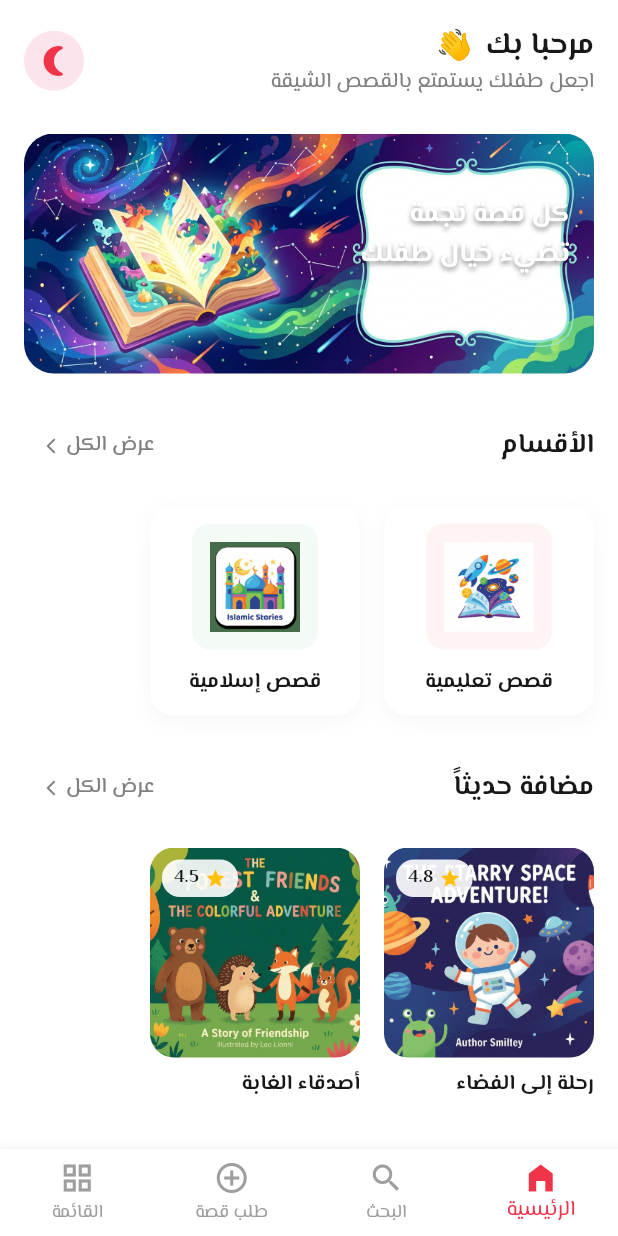
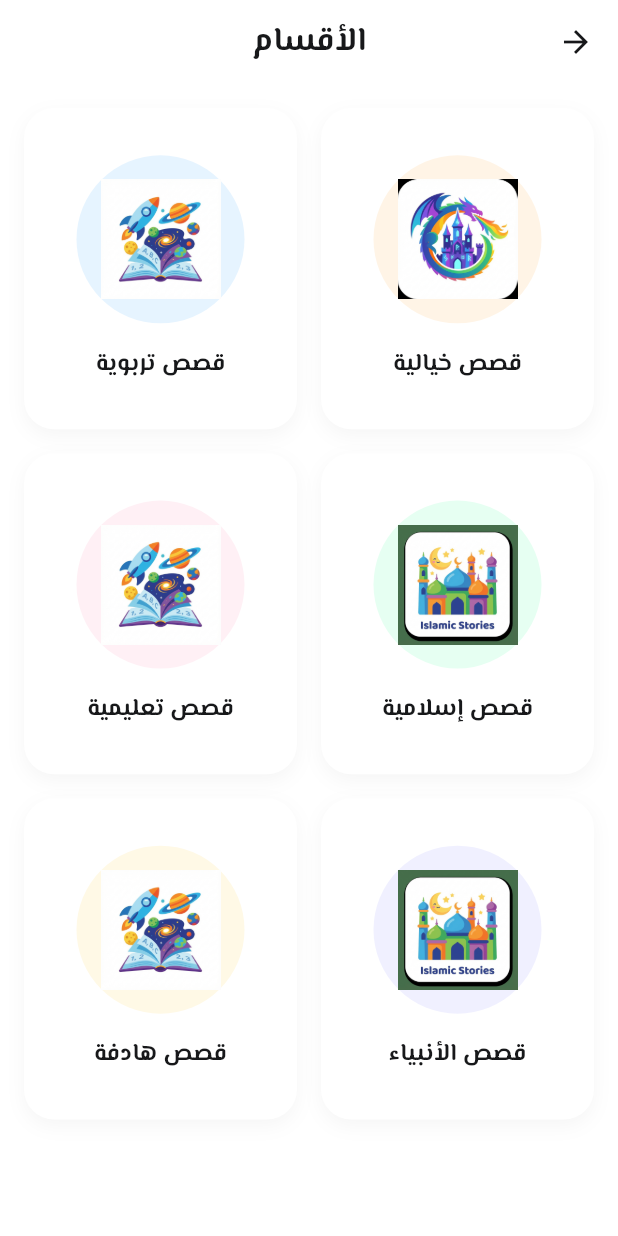
Before and after one commit to Modather22222/stars_stories, a Flutter app: the HomeScreen screen opened by its route, after a tap on "عرض الكل", on a phone screen of 412 x 824 dp. Run offline on Flutter 3.47's test engine with Material 3 defaults, Android fonts, the phone set to English and light mode, and no system bars; our stand-ins replace go_router, google_fonts, shared_preferences, smooth_page_indicator; accounts and stored records are empty.

Commit message:
Add Categories and Stories List Screens
- Implemented CategoriesScreen with a grid layout for different story categories.
- Added StoriesListScreen featuring a search bar and a grid of story cards with ratings.
- Utilized AppAssets for images and AppTheme for consistent styling across screens.

```diff
--- a/lib/src/core/constants/app_assets.dart
+++ b/lib/src/core/constants/app_assets.dart
@@ -8,4 +8,9 @@ class AppAssets {
   static const String catIslamic = 'assets/images/cat_islamic.png';
   static const String storyThumb1 = 'assets/images/story_thumb_1.png';
   static const String storyThumb2 = 'assets/images/story_thumb_2.png';
+  static const String catFantasy = 'assets/images/cat_fantasy.png';
+  static const String catPurposeful = 'assets/images/cat_purposeful.png';
+  static const String catProphets = 'assets/images/cat_prophets.png';
+  static const String storyAladdin = 'assets/images/story_aladdin.png';
+  static const String storyMaryam = 'assets/images/story_maryam.png';
 }
--- a/lib/src/core/router/app_router.dart
+++ b/lib/src/core/router/app_router.dart
@@ -2,6 +2,8 @@ import 'package:go_router/go_router.dart';
 import '../../features/splash/splash_screen.dart';
 import '../../features/onboarding/onboarding_screen.dart';
 import '../../features/home/home_screen.dart';
+import '../../features/home/categories_screen.dart';
+import '../../features/home/stories_list_screen.dart';
 
 final appRouter = GoRouter(
   initialLocation: '/',
@@ -18,5 +20,16 @@ final appRouter = GoRouter(
       path: '/home',
       builder: (context, state) => const HomeScreen(),
     ),
+    GoRoute(
+      path: '/categories',
+      builder: (context, state) => const CategoriesScreen(),
+    ),
+    GoRoute(
+      path: '/stories-list',
+      builder: (context, state) {
+        final title = state.extra as String? ?? 'قائمة القصص';
+        return StoriesListScreen(title: title);
+      },
+    ),
   ],
 );
--- /dev/null
+++ b/lib/src/features/home/categories_screen.dart
@@ -0,0 +1,84 @@
+import 'package:flutter/material.dart';
+
+import '../../core/constants/app_assets.dart';
+import '../../core/theme/app_theme.dart';
+
+class CategoriesScreen extends StatelessWidget {
+  const CategoriesScreen({super.key});
+
+  @override
+  Widget build(BuildContext context) {
+    return Scaffold(
+      appBar: AppBar(
+        title: const Text(
+          'الأقسام',
+          style: TextStyle(fontWeight: FontWeight.bold),
+        ),
+        centerTitle: true,
+        backgroundColor: Colors.transparent,
+        elevation: 0,
+        foregroundColor: AppTheme.darkText,
+      ),
+      body: Padding(
+        padding: const EdgeInsets.all(16.0),
+        child: GridView.count(
+          crossAxisCount: 2,
+          mainAxisSpacing: 16,
+          crossAxisSpacing: 16,
+          childAspectRatio: 0.85,
+          children: [
+            _buildCategoryCard(context, 'قصص خيالية', AppAssets.catFantasy, const Color(0xFFFFF4E6)),
+            _buildCategoryCard(context, 'قصص تربوية', AppAssets.catEducational, const Color(0xFFE6F4FF)),
+            _buildCategoryCard(context, 'قصص إسلامية', AppAssets.catIslamic, const Color(0xFFE6FFF2)),
+            _buildCategoryCard(context, 'قصص تعليمية', AppAssets.catEducational, const Color(0xFFFFF0F5)), // Reusing educational icon for now
+            _buildCategoryCard(context, 'قصص الأنبياء', AppAssets.catProphets, const Color(0xFFF0F0FF)),
+            _buildCategoryCard(context, 'قصص هادفة', AppAssets.catPurposeful, const Color(0xFFFFF9E6)),
+          ],
+        ),
+      ),
+    );
+  }
+
+  Widget _buildCategoryCard(BuildContext context, String title, String imagePath, Color bgColor) {
+    return Container(
+      decoration: BoxDecoration(
+        color: Colors.white,
+        borderRadius: BorderRadius.circular(20),
+        boxShadow: [
+          BoxShadow(
+            color: Colors.grey.withValues(alpha: 0.1),
+            blurRadius: 10,
+            offset: const Offset(0, 4),
+          ),
+        ],
+      ),
+      child: Column(
+        mainAxisAlignment: MainAxisAlignment.center,
+        children: [
+          Container(
+            padding: const EdgeInsets.all(16),
+            decoration: BoxDecoration(
+              color: bgColor,
+              shape: BoxShape.circle,
+            ),
+            child: Image.asset(
+              imagePath,
+              width: 80,
+              height: 80,
+              fit: BoxFit.contain,
+            ),
+          ),
+          const SizedBox(height: 16),
+          Text(
+            title,
+            style: const TextStyle(
+              fontSize: 16,
+              fontWeight: FontWeight.bold,
+              color: AppTheme.darkText,
+            ),
+          ),
+        ],
+      ),
+    );
+  }
+}
--- a/lib/src/features/home/home_screen.dart
+++ b/lib/src/features/home/home_screen.dart
@@ -1,4 +1,5 @@
 import 'package:flutter/material.dart';
+import 'package:go_router/go_router.dart';
 import '../../core/constants/app_assets.dart';
 import '../../core/theme/app_theme.dart';
 
@@ -112,7 +113,9 @@ class _HomeScreenState extends State<HomeScreen> {
                 const SizedBox(height: 24),
 
                 // Categories Header
-                _buildSectionHeader('الأقسام', 'عرض الكل'),
+                _buildSectionHeader(context, 'الأقسام', 'عرض الكل', () {
+                  context.push('/categories');
+                }),
                 const SizedBox(height: 16),
 
                 // Categories List
@@ -138,7 +141,9 @@ class _HomeScreenState extends State<HomeScreen> {
                 const SizedBox(height: 24),
 
                 // Recently Added Header
-                _buildSectionHeader('مضافة حديثاً', 'عرض الكل'),
+                _buildSectionHeader(context, 'مضافة حديثاً', 'عرض الكل', () {
+                  context.push('/stories-list', extra: 'مضافة حديثاً');
+                }),
                 const SizedBox(height: 16),
 
                 // Recently Added List
@@ -199,7 +204,7 @@ class _HomeScreenState extends State<HomeScreen> {
     );
   }
 
-  Widget _buildSectionHeader(String title, String action) {
+  Widget _buildSectionHeader(BuildContext context, String title, String action, VoidCallback onTap) {
     return Row(
       mainAxisAlignment: MainAxisAlignment.spaceBetween,
       children: [
@@ -212,7 +217,7 @@ class _HomeScreenState extends State<HomeScreen> {
           ),
         ),
         TextButton(
-          onPressed: () {},
+          onPressed: onTap,
           child: Row(
             children: [
               Text(
```
Also changed, not shown: lib/src/features/home/stories_list_screen.dart (added, +142 -0 lines), assets/images/cat_fantasy.png (added), assets/images/cat_prophets.png (added), assets/images/cat_purposeful.png (added), assets/images/story_aladdin.png (added), assets/images/story_maryam.png (added).
